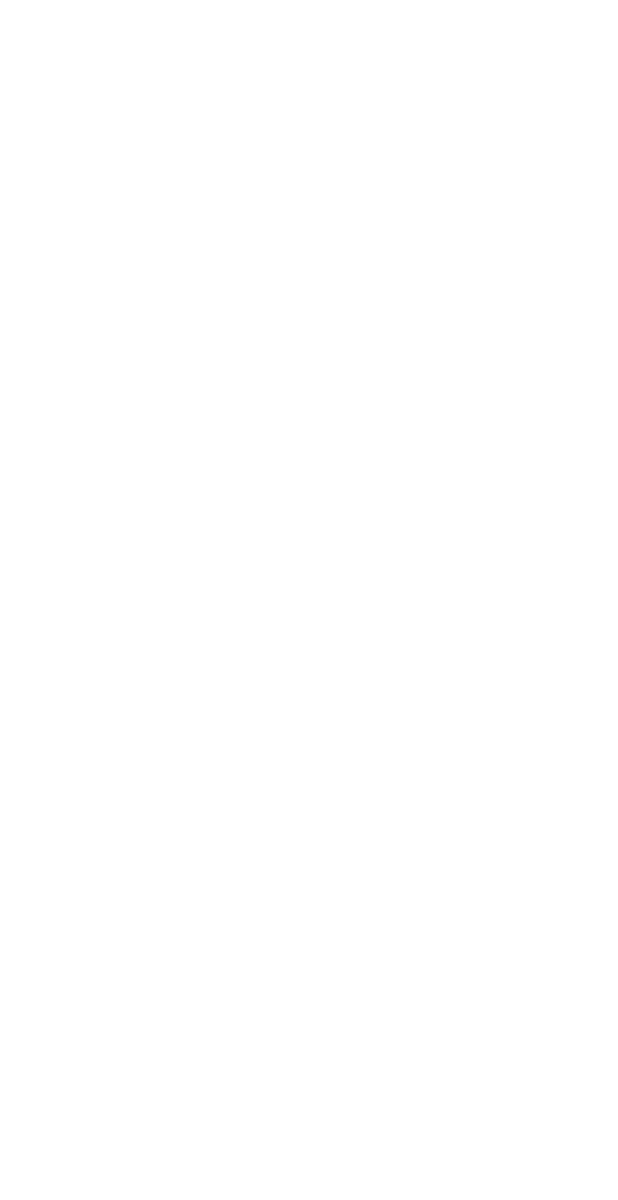
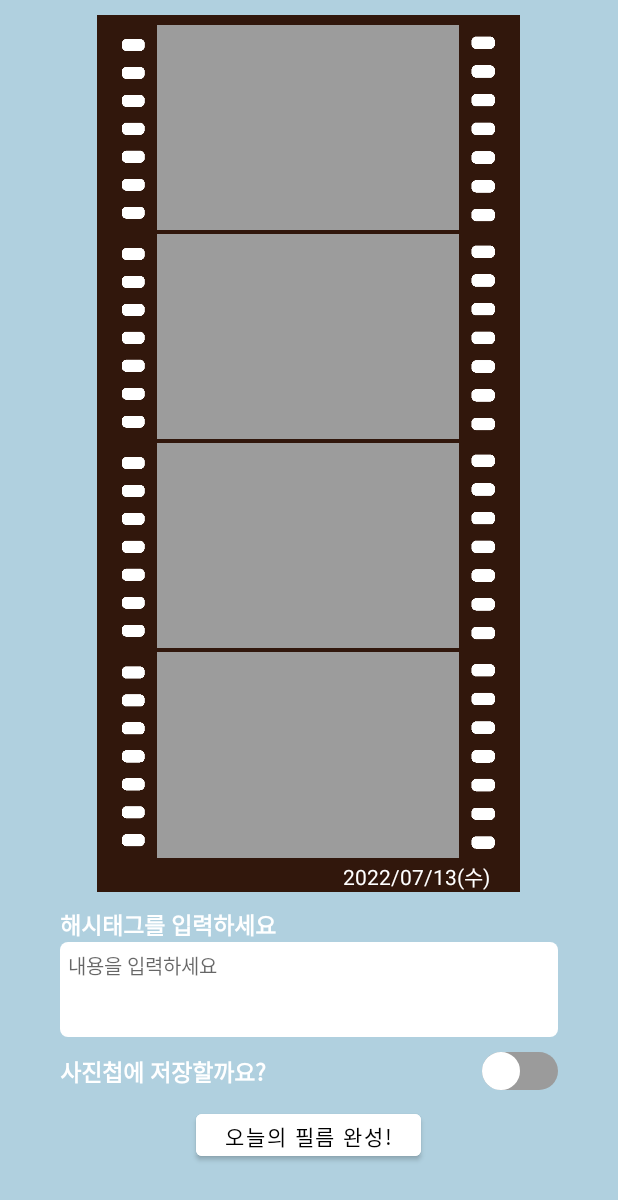
Before and after one commit to kgm-930/harufilm, an Android app: the CompleteActivity screen opened directly, with no data from a screen before it, on a phone screen of 412 x 824 dp. Before the commit the part shown is empty. Shown: the top 1200 px of the screen. Run offline under Robolectric (Android 15) with nearby library versions, the phone set to English and light mode, and no system bars.

Commit message:
[#98] feat:complete activity xml add

```diff
--- a/android/TodayFilm/app/src/main/java/com/example/todayfilm/CompleteActivity.kt
+++ b/android/TodayFilm/app/src/main/java/com/example/todayfilm/CompleteActivity.kt
@@ -2,10 +2,20 @@ package com.example.todayfilm
 
 import androidx.appcompat.app.AppCompatActivity
 import android.os.Bundle
+import androidx.fragment.app.FragmentManager
+import androidx.fragment.app.FragmentTransaction
+import com.example.todayfilm.databinding.ActivityCompleteBinding
 
 class CompleteActivity : AppCompatActivity() {
     override fun onCreate(savedInstanceState: Bundle?) {
         super.onCreate(savedInstanceState)
-        setContentView(R.layout.activity_complete)
+        val binding = ActivityCompleteBinding.inflate(layoutInflater)
+        setContentView(binding.root)
+
+        val fragmentManager: FragmentManager = supportFragmentManager
+        val transaction: FragmentTransaction = fragmentManager.beginTransaction()
+        val fragment = FrameFragment()
+        transaction.add(R.id.fragment_content_complete, fragment)
+        transaction.commit()
     }
 }
--- a/android/TodayFilm/app/src/main/res/layout/activity_complete.xml
+++ b/android/TodayFilm/app/src/main/res/layout/activity_complete.xml
@@ -1,9 +1,102 @@
 <?xml version="1.0" encoding="utf-8"?>
-<androidx.constraintlayout.widget.ConstraintLayout xmlns:android="http://schemas.android.com/apk/res/android"
+<LinearLayout xmlns:android="http://schemas.android.com/apk/res/android"
     xmlns:app="http://schemas.android.com/apk/res-auto"
     xmlns:tools="http://schemas.android.com/tools"
     android:layout_width="match_parent"
     android:layout_height="match_parent"
-    tools:context=".CompleteActivity">
+    tools:context=".MainActivity"
+    android:background="@color/blue_200"
+    android:orientation="vertical"
+    android:paddingVertical="10dp"
+    android:paddingHorizontal="30dp">
 
-</androidx.constraintlayout.widget.ConstraintLayout>
+    <LinearLayout
+        android:layout_width="match_parent"
+        android:layout_height="0dp"
+        android:layout_weight="8"
+        android:orientation="horizontal">
+
+        <LinearLayout
+            android:layout_width="0dp"
+            android:layout_height="match_parent"
+            android:layout_weight="1"/>
+
+        <FrameLayout
+            android:id="@+id/fragment_content_complete"
+            android:layout_height="match_parent"
+            android:layout_width="0dp"
+            android:layout_weight="8"/>
+
+        <LinearLayout
+            android:layout_width="0dp"
+            android:layout_height="match_parent"
+            android:layout_weight="1"/>
+    </LinearLayout>
+
+    <LinearLayout
+        android:layout_width="match_parent"
+        android:layout_height="0dp"
+        android:layout_weight="3"
+        android:orientation="vertical"
+        android:paddingHorizontal="10dp">
+
+        <TextView
+            android:layout_width="match_parent"
+            android:layout_height="wrap_content"
+            android:text="@string/hint_hashtag"
+            android:textColor="@color/white"
+            android:textStyle="bold"
+            android:textSize="15sp"
+            android:layout_marginTop="10dp"/>
+
+        <EditText
+            android:layout_width="match_parent"
+            android:layout_height="wrap_content"
+            android:hint="@string/hint_content"
+            android:textColor="@color/blue_500"
+            android:textSize="13sp"
+            android:lines="3"
+            android:maxLength="128"
+            android:gravity="start|top"
+            android:padding="5dp"
+            android:background="@drawable/input_border"/>
+
+        <androidx.constraintlayout.widget.ConstraintLayout
+            android:id="@+id/linearLayout"
+            android:layout_width="match_parent"
+            android:layout_height="wrap_content"
+            android:orientation="horizontal"
+            android:layout_marginVertical="10dp">
+
+            <TextView
+                android:layout_width="match_parent"
+                android:layout_height="wrap_content"
+                android:text="@string/hint_save"
+                android:textColor="@color/white"
+                android:textStyle="bold"
+                android:textSize="15sp"
+                app:layout_constraintBottom_toBottomOf="parent"
+                app:layout_constraintTop_toTopOf="parent"
+                app:layout_constraintStart_toStartOf="parent"/>
+
+            <Switch
+                android:layout_width="wrap_content"
+                android:layout_height="wrap_content"
+                android:thumb="@drawable/switch_thumb"
+                android:track="@drawable/switch_track_selector"
+                app:layout_constraintBottom_toBottomOf="parent"
+                app:layout_constraintTop_toTopOf="parent"
+                app:layout_constraintEnd_toEndOf="parent"
+                tools:ignore="UseSwitchCompatOrMaterialXml" />
+        </androidx.constraintlayout.widget.ConstraintLayout>
+
+        <Button
+            android:layout_width="150dp"
+            android:layout_height="40dp"
+            android:text="@string/complete_frame"
+            android:backgroundTint="@color/white"
+            android:textColor="@color/black"
+            android:layout_gravity="center_horizontal"/>
+    </LinearLayout>
+
+</LinearLayout>
--- a/android/TodayFilm/app/src/main/res/layout/fragment_frame.xml
+++ b/android/TodayFilm/app/src/main/res/layout/fragment_frame.xml
@@ -6,7 +6,7 @@
     tools:context=".FrameFragment"
     android:background="@color/brown_500"
     android:orientation="vertical"
-    android:paddingVertical="5dp">
+    android:paddingTop="5dp">
 
     <LinearLayout
         android:layout_width="match_parent"
@@ -105,4 +105,12 @@
             android:src="@drawable/sprocket_holes_right"/>
     </LinearLayout>
 
+    <TextView
+        android:layout_width="match_parent"
+        android:layout_height="wrap_content"
+        android:text="@string/example_date"
+        android:textColor="@color/white"
+        android:gravity="end"
+        android:paddingEnd="20dp"/>
+
 </LinearLayout>
--- a/android/TodayFilm/app/src/main/res/values/strings.xml
+++ b/android/TodayFilm/app/src/main/res/values/strings.xml
@@ -19,7 +19,13 @@
     <string name="delete_data">데이터 초기화</string>
     <string name="delete_data_check">데이터 초기화 확인</string>
 
-    <string name="title_complete">오늘의 필름 완성!</string>
+    <string name="complete">완료</string>
+    <string name="complete_frame">오늘의 필름 완성!</string>
+    <string name="search">검색</string>
+    <string name="album">내 앨범</string>
+
+
+    <string name="example_date">2022/07/13(수)</string>
 
     <string name="hint_id">아이디를 입력하세요</string>
     <string name="hint_pw">비밀번호를 입력하세요</string>
@@ -30,7 +36,9 @@
     <string name="hint_check">확인 문자를 입력하세요</string>
     <string name="hint_search">검색어를 입력하세요</string>
     <string name="hint_hashtag">해시태그를 입력하세요</string>
+    <string name="hint_content">내용을 입력하세요</string>
     <string name="hint_place">장소를 입력하세요</string>
+    <string name="hint_save">사진첩에 저장할까요?</string>
 
     <string name="err_input_against_rule">6~20자의 영문 대소문자 및 숫자만 가능합니다.</string>
     <string name="err_id_already_exists">이미 존재하는 아이디입니다.</string>
@@ -43,9 +51,7 @@
     <string name="warn_delete_account">정말 탈퇴 하시겠습니까?\n마지막으로 비밀번호를 확인해주세요.</string>
     <string name="warn_delete_data">정말 데이터를 초기화하시겠습니까?\n아래의 확인 문자를 입력해주세요.</string>
 
-    <string name="complete">완성</string>
-    <string name="search">검색</string>
-    <string name="album">내 앨범</string>
+
     <!-- TODO: Remove or change this placeholder text -->
     <string name="hello_blank_fragment">Hello blank fragment</string>
 </resources>
```
